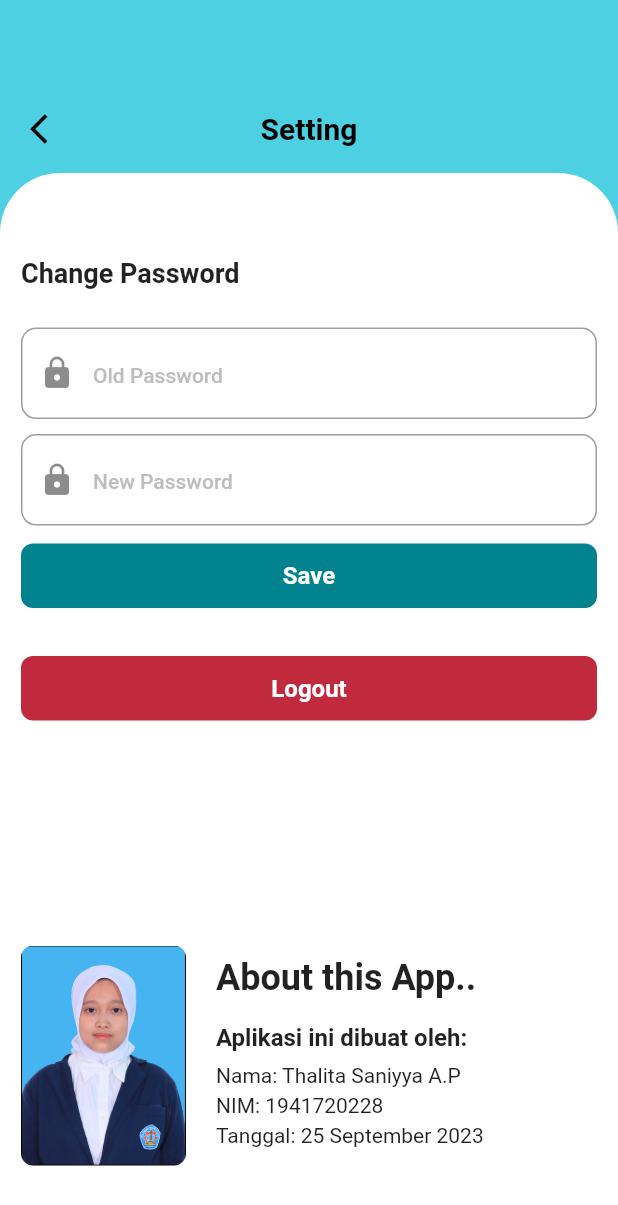
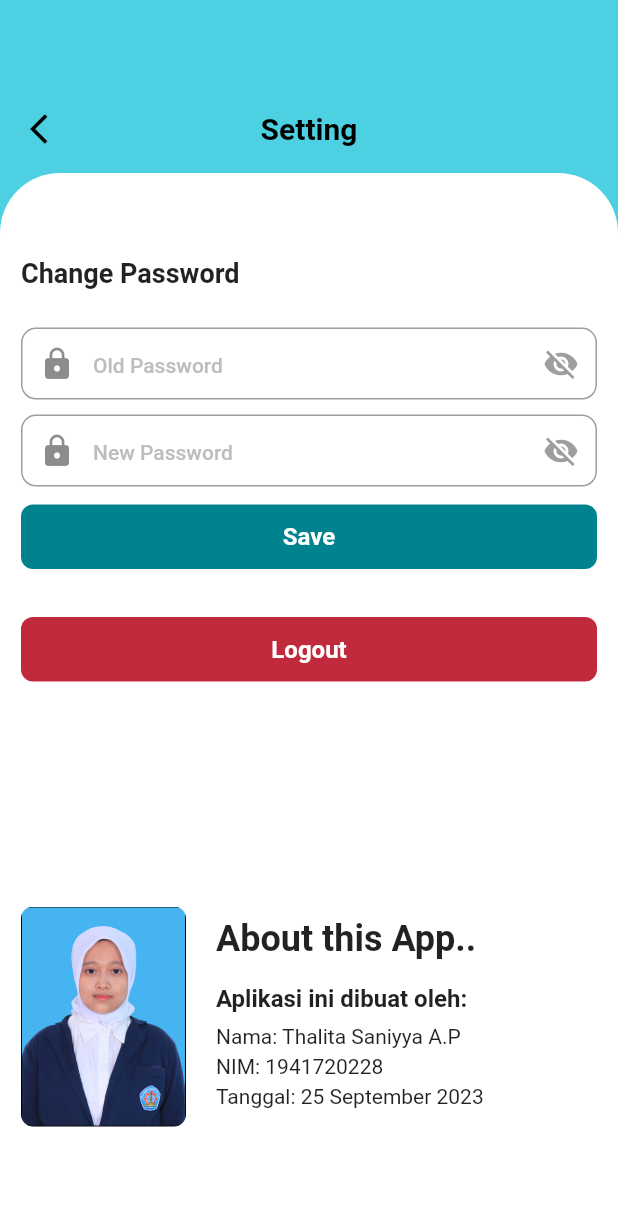
Before and after one commit to thltsap/Cash-App, a Flutter app: the SettingPage screen opened by its route, on a phone screen of 412 x 824 dp. Shown: the top 1205 px of the screen. Run offline on Flutter 3.47's test engine with Material 2 defaults, Android fonts, the phone set to English and light mode, and no system bars; our stand-ins replace google_fonts, sqflite; accounts and stored records are empty.

Commit message:
Update Setting Page

```diff
--- a/cash_app/lib/pages/setting_page.dart
+++ b/cash_app/lib/pages/setting_page.dart
@@ -123,6 +123,16 @@ class _SettingPageState extends State<SettingPage> {
                               borderSide: const BorderSide(color: primary900),
                               borderRadius: BorderRadius.circular(10.0),
                             ),
+                            contentPadding:
+                                const EdgeInsets.symmetric(vertical: 3),
+                            suffixIcon: IconButton(
+                              onPressed: showHide,
+                              icon: Icon(_secureText
+                                  ? Icons.visibility_off
+                                  : Icons.visibility),
+                              color: neutral500,
+                              focusColor: primary900,
+                            ),
                             hintText: 'Old Password',
                             hintStyle: bodyMedium2Grey,
                           ),
@@ -149,6 +159,16 @@ class _SettingPageState extends State<SettingPage> {
                             focusedBorder: OutlineInputBorder(
                               borderSide: const BorderSide(color: primary900),
                               borderRadius: BorderRadius.circular(10.0),
+                            ),
+                            contentPadding:
+                                const EdgeInsets.symmetric(vertical: 3),
+                            suffixIcon: IconButton(
+                              onPressed: showHide,
+                              icon: Icon(_secureText
+                                  ? Icons.visibility_off
+                                  : Icons.visibility),
+                              color: neutral500,
+                              focusColor: primary900,
                             ),
                             hintText: 'New Password',
                             hintStyle: bodyMedium2Grey,
```
